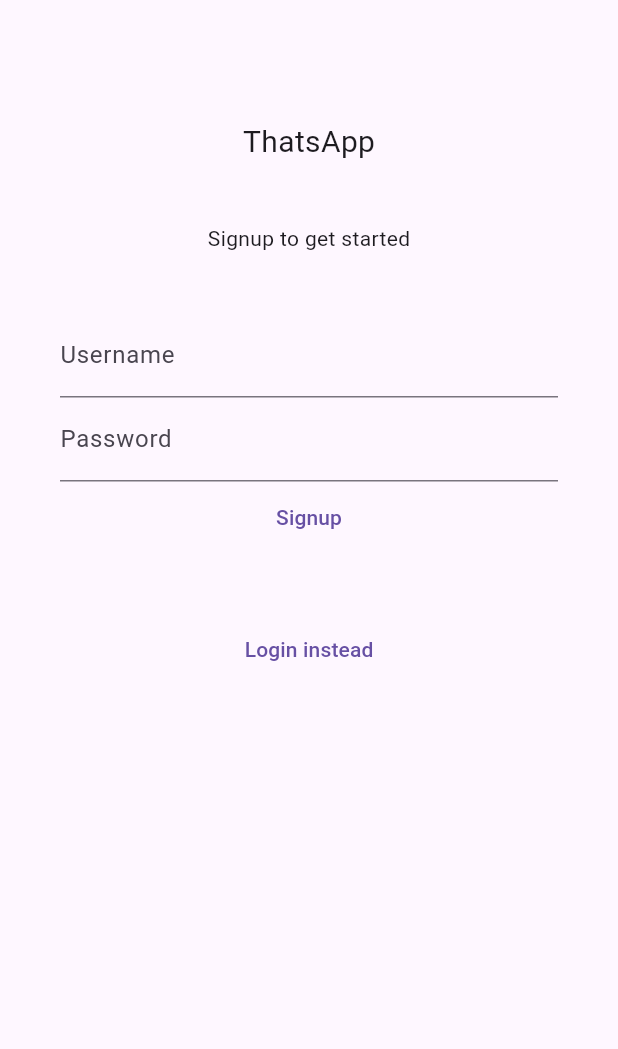
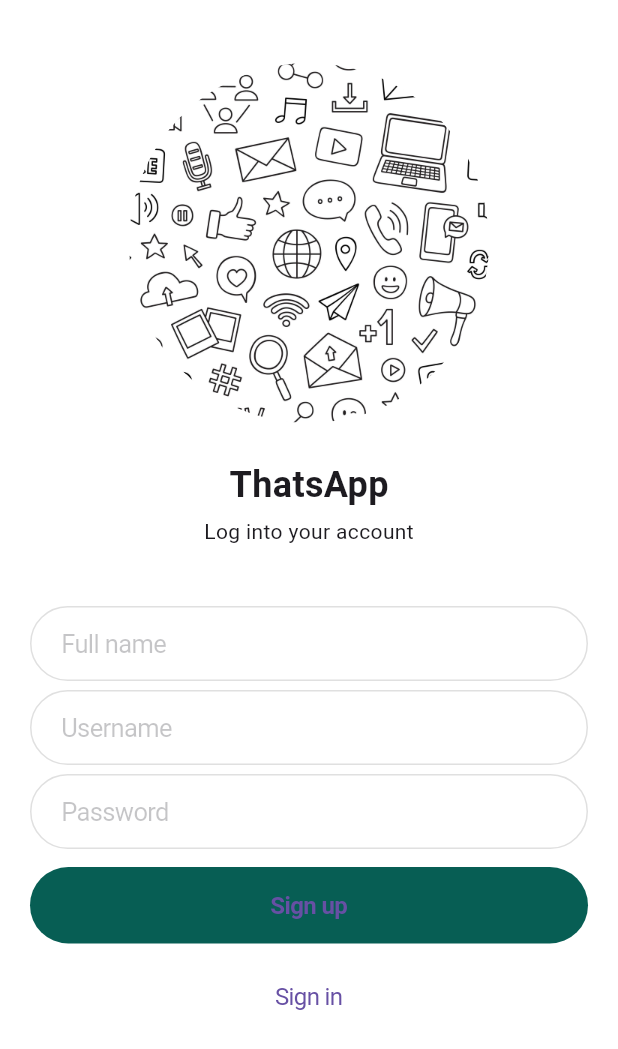
Before and after one commit to 41y08h/thatsapp, a Flutter app: the SignupScreen screen opened by its route, on a phone screen of 412 x 824 dp. Shown: the top 1049 px of the screen. Run offline on Flutter 3.47's test engine with Material 3 defaults, Android fonts, the phone set to English and light mode, and no system bars; our stand-ins replace dio, emoji_picker_flutter, flutter_local_notifications, jwt_decoder, shared_preferences, socket_io_client and 1 more; missing offline and left inert: flutter_requery, shared_preferences_web; accounts and stored records are empty; network calls fail.

Commit message:
sign in and sign up page

```diff
--- a/lib/main.dart
+++ b/lib/main.dart
@@ -31,6 +31,7 @@
       child: MaterialApp(
         title: "ThatsApp",
         theme: ThemeData(
+          scaffoldBackgroundColor: Colors.white,
           primarySwatch: Colors.green,
           appBarTheme: const AppBarTheme(elevation: 0),
           pageTransitionsTheme: const PageTransitionsTheme(builders: {
--- a/lib/provider/auth.dart
+++ b/lib/provider/auth.dart
@@ -92,4 +92,9 @@
 
     return true; // Verified
   }
+
+  void logout() async {
+    final prefs = await SharedPreferences.getInstance();
+    prefs.remove("token");
+  }
 }
--- a/lib/screens/home.dart
+++ b/lib/screens/home.dart
@@ -87,7 +87,9 @@
             IconButton(
               onPressed: () {
                 // Navigate to login page
-                Navigator.of(context).pushNamed(LoginScreen.routeName);
+                context.read<AuthProvider>().logout();
+                Navigator.of(context).pushNamedAndRemoveUntil(
+                    LoginScreen.routeName, (route) => false);
               },
               icon: Icon(Icons.login),
             ),
--- a/lib/screens/signup.dart
+++ b/lib/screens/signup.dart
@@ -1,8 +1,10 @@
+import 'package:flutter/cupertino.dart';
 import 'package:flutter/material.dart';
 import 'package:provider/provider.dart';
 import 'package:thatsapp/provider/auth.dart';
 import 'package:thatsapp/screens/home.dart';
 import 'package:thatsapp/utils/api.dart';
+import 'package:thatsapp/widgets/form_input.dart';
 
 class SignupScreen extends StatefulWidget {
   static const routeName = "signup";
@@ -37,49 +39,80 @@
   Widget build(BuildContext context) {
     return Scaffold(
       body: SafeArea(
+        child: SingleChildScrollView(
           child: Padding(
-          padding: const EdgeInsets.all(40.0),
+            padding: const EdgeInsets.all(20.0),
             child: Column(
-            crossAxisAlignment: CrossAxisAlignment.center,
               children: [
-              const SizedBox(height: 40),
+                const SizedBox(height: 22),
+                Padding(
+                  padding: const EdgeInsets.symmetric(horizontal: 20.0),
+                  child: SizedBox(
+                    height: 240,
+                    child: ClipOval(
+                        child: Image.asset("images/multimedia_doodle.jpg")),
+                  ),
+                ),
+                const SizedBox(height: 24),
                 const Text(
                   "ThatsApp",
+                  style: TextStyle(fontSize: 24, fontWeight: FontWeight.bold),
+                ),
+                const SizedBox(height: 4),
+                const Text("Log into your account"),
+                const SizedBox(height: 40),
+                FormInput(
+                    controller: usernameController, placeholder: "Full name"),
+                const SizedBox(
+                  height: 6,
+                ),
+                FormInput(
+                    controller: usernameController, placeholder: "Username"),
+                const SizedBox(
+                  height: 6,
+                ),
+                FormInput(
+                    controller: passwordController,
+                    placeholder: "Password",
+                    isPassword: true),
+                const SizedBox(
+                  height: 12,
+                ),
+                Row(
+                  children: [
+                    Expanded(
+                      child: CupertinoButton(
+                        borderRadius:
+                            const BorderRadius.all(Radius.circular(100)),
+                        color: Color.fromRGBO(7, 94, 84, 1),
+                        onPressed: onSignupButtonPressed,
+                        child: const Text(
+                          "Sign up",
                           style: TextStyle(
-                  fontSize: 20,
+                            fontWeight: FontWeight.w600,
+                            fontSize: 16,
                           ),
                         ),
-              const SizedBox(height: 40),
-              const Text("Signup to get started"),
-              const SizedBox(height: 40),
-              TextField(
-                controller: usernameController,
-                decoration: const InputDecoration(
-                  labelText: "Username",
                       ),
                     ),
-              TextField(
-                obscureText: true,
-                enableSuggestions: false,
-                autocorrect: false,
-                controller: passwordController,
-                decoration: const InputDecoration(
-                  labelText: "Password",
+                  ],
                 ),
+                const SizedBox(
+                  height: 10,
                 ),
-              TextButton(
-                  onPressed: onSignupButtonPressed,
-                  child: const Text("Signup")),
-              const SizedBox(
-                height: 40,
-              ),
-              TextButton(
+                Center(
+                  child: CupertinoButton(
                     onPressed: () {
                       Navigator.of(context).pushReplacementNamed("login");
                     },
-                child: const Text("Login instead"),
+                    child: const Text(
+                      "Sign in",
+                      style: TextStyle(fontSize: 16),
+                    ),
+                  ),
                 ),
               ],
+            ),
           ),
         ),
       ),
--- a/lib/utils/api.dart
+++ b/lib/utils/api.dart
@@ -1,6 +1,6 @@
 import 'package:dio/dio.dart';
 
-const kApiBaseUrl = "http://192.168.0.101:5000/";
+const kApiBaseUrl = "http://192.168.1.6:5000/";
 
 class ApiError implements Exception {
   final String message;
@@ -22,7 +22,5 @@
 }
 
 final dio = Dio(
-  BaseOptions(
-    baseUrl: "http://192.168.0.101:5000/",
-  ),
+  BaseOptions(baseUrl: kApiBaseUrl),
 );
--- /dev/null
+++ b/lib/widgets/form_input.dart
@@ -0,0 +1,34 @@
+import 'package:flutter/cupertino.dart';
+import 'package:flutter/material.dart';
+
+class FormInput extends StatelessWidget {
+  const FormInput({
+    super.key,
+    required this.controller,
+    this.placeholder,
+    this.isPassword = false,
+  });
+
+  final TextEditingController controller;
+  final String? placeholder;
+  final bool isPassword;
+
+  @override
+  Widget build(BuildContext context) {
+    return SizedBox(
+      height: 50,
+      child: CupertinoTextField(
+        decoration: BoxDecoration(
+          border: Border.all(color: Colors.grey.shade300),
+          borderRadius: BorderRadius.circular(100),
+        ),
+        padding: const EdgeInsets.symmetric(horizontal: 20),
+        placeholder: placeholder,
+        controller: controller,
+        obscureText: isPassword,
+        enableSuggestions: !isPassword,
+        autocorrect: !isPassword,
+      ),
+    );
+  }
+}
```
Also changed, not shown: lib/screens/login.dart (+57 -28 lines), pubspec.yaml (+2 -7 lines), images/multimedia_doodle.jpg (added). Lines whose indentation alone changed are shown as unchanged.
